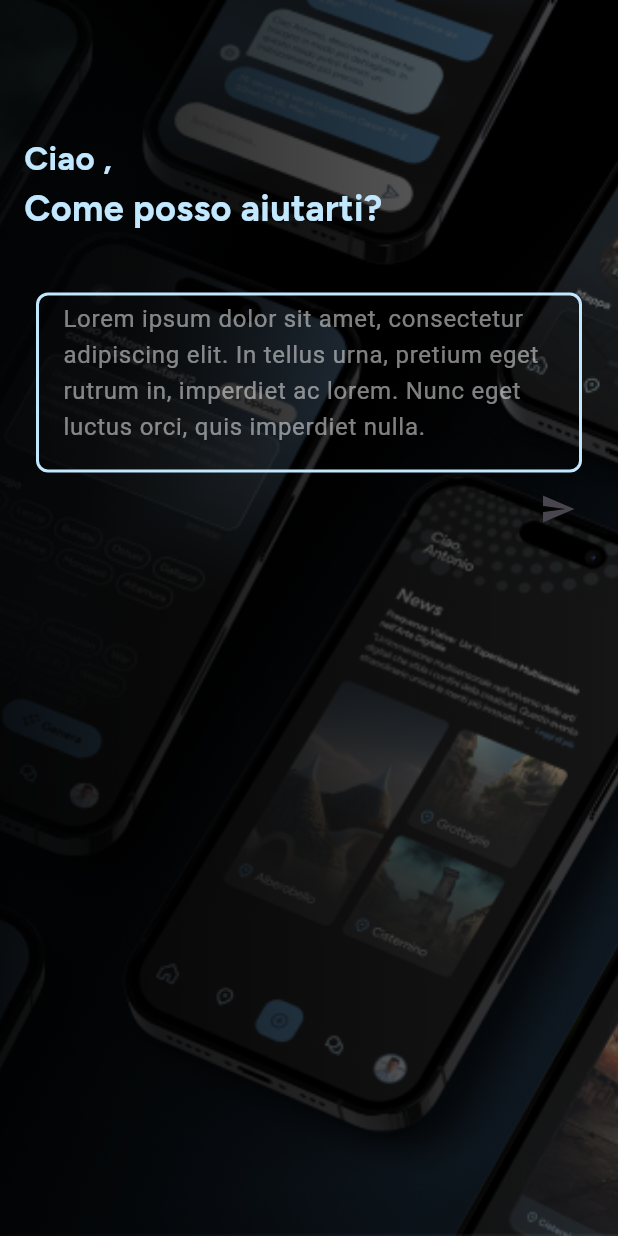
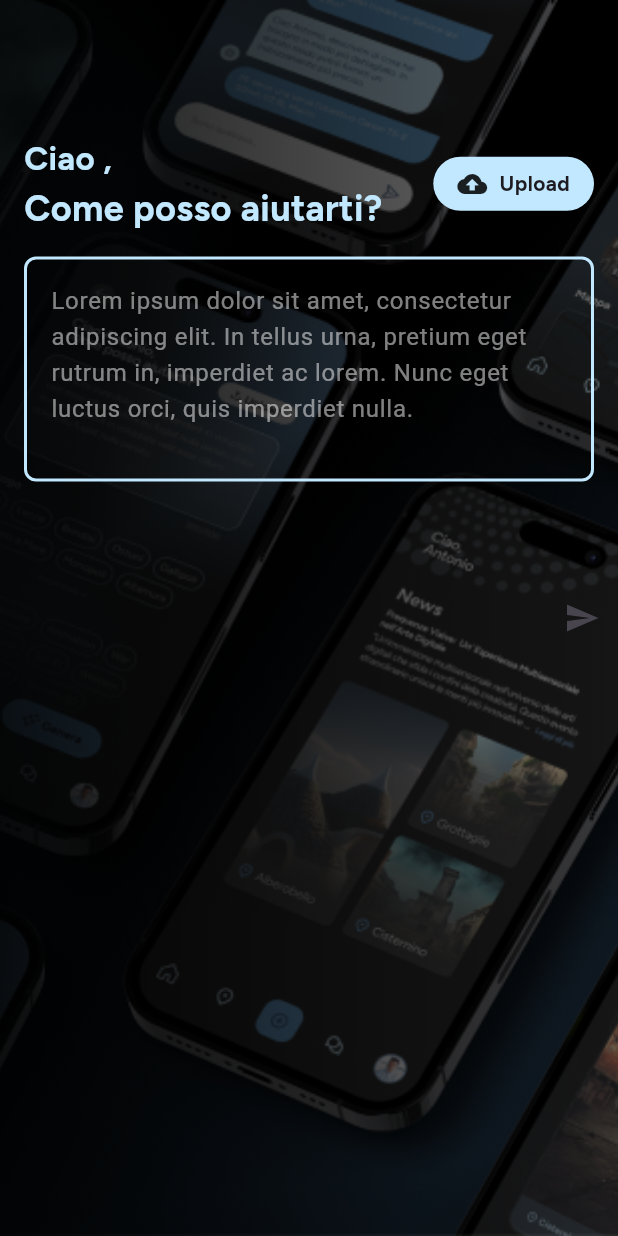
Before and after one commit to ci9ci/IED-Esame-3-anno, a Flutter app: the _HomeConnector screen opened directly, on a phone screen of 412 x 824 dp. Run offline on Flutter 3.47's test engine with Material 3 defaults, Android fonts, the phone set to English and light mode, and no system bars; our stand-ins replace either_dart, equatable, flutter_bloc, google_fonts, supabase_flutter; accounts and stored records are empty.

Commit message:
homeview allineato tutti gli elementi

```diff
--- a/app_flutter/lib/src/presentation/home/views/home_view.dart
+++ b/app_flutter/lib/src/presentation/home/views/home_view.dart
@@ -57,6 +57,15 @@ class _HomeConnectorState extends State<_HomeConnector> {
             child: Column(
               crossAxisAlignment: CrossAxisAlignment.start,
               children: [
+                Column(
+                  mainAxisAlignment: MainAxisAlignment.spaceBetween,
+                  children: [
+                    Row(
+                      children: [
+                        Expanded(
+                          child: Column(
+                            crossAxisAlignment: CrossAxisAlignment.start,
+                            children: [
                               Text(
                                 'Ciao ${user?.userMetadata?['user_name']},',
                                 style: GoogleFonts.figtree(
@@ -73,12 +82,43 @@ class _HomeConnectorState extends State<_HomeConnector> {
                                   color: const Color.fromRGBO(194, 232, 255, 1),
                                 ),
                               ),
-                Padding(
+                            ],
+                          ),
+                        ),
+                        const SizedBox(width: 8.0),
+                        Container(
+                          decoration: BoxDecoration(
+                            color: const Color.fromRGBO(194, 232, 255, 1),
+                            borderRadius: BorderRadius.circular(20.0),
+                          ),
                           padding: const EdgeInsets.only(
-                      top: 40.0,
-                      right: 8,
-                      left: 8), // Aggiungi spazio nella parte superiore
-                  child: Container(
+                              right: 16, left: 16, top: 8, bottom: 8),
+                          child: Row(
+                            mainAxisSize: MainAxisSize.min,
+                            children: [
+                              const Icon(
+                                Icons.cloud_upload,
+                                size: 20.0,
+                              ),
+                              const SizedBox(width: 8.0),
+                              Text(
+                                'Upload',
+                                style: GoogleFonts.figtree(
+                                  fontSize: 14.0,
+                                  fontWeight: FontWeight.bold,
+                                ),
+                              ),
+                            ],
+                          ),
+                        ),
+                      ],
+                    ),
+                  ],
+                ),
+                const SizedBox(
+                    height:
+                        16.0), // Aggiungi spazio tra il container e il TextField
+                Container(
                   decoration: BoxDecoration(
                     borderRadius: BorderRadius.circular(8.0),
                     border: Border.all(
@@ -86,7 +126,7 @@ class _HomeConnectorState extends State<_HomeConnector> {
                       width: 2.0,
                     ),
                   ),
-                    height: 120.0,
+                  height: 150.0,
                   child: TextField(
                     controller: controller,
                     maxLines: null,
@@ -103,6 +143,8 @@ class _HomeConnectorState extends State<_HomeConnector> {
                     ),
                   ),
                 ),
+              ],
+            ),
           ),
           BlocBuilder<HomeCubit, HomeState>(
             builder: (context, state) {
@@ -116,9 +158,7 @@ class _HomeConnectorState extends State<_HomeConnector> {
                 children: [
                   IconButton(
                     onPressed: () {
-                            context
-                                .read<HomeCubit>()
-                                .sendQuestion(controller.text);
+                      context.read<HomeCubit>().sendQuestion(controller.text);
                     },
                     icon: const Icon(Icons.send),
                   ),
@@ -144,9 +184,6 @@ class _HomeConnectorState extends State<_HomeConnector> {
           ),
         ],
       ),
-          ),
-        ],
-      ),
     );
   }
 }
```
Lines whose indentation alone changed are shown as unchanged.
